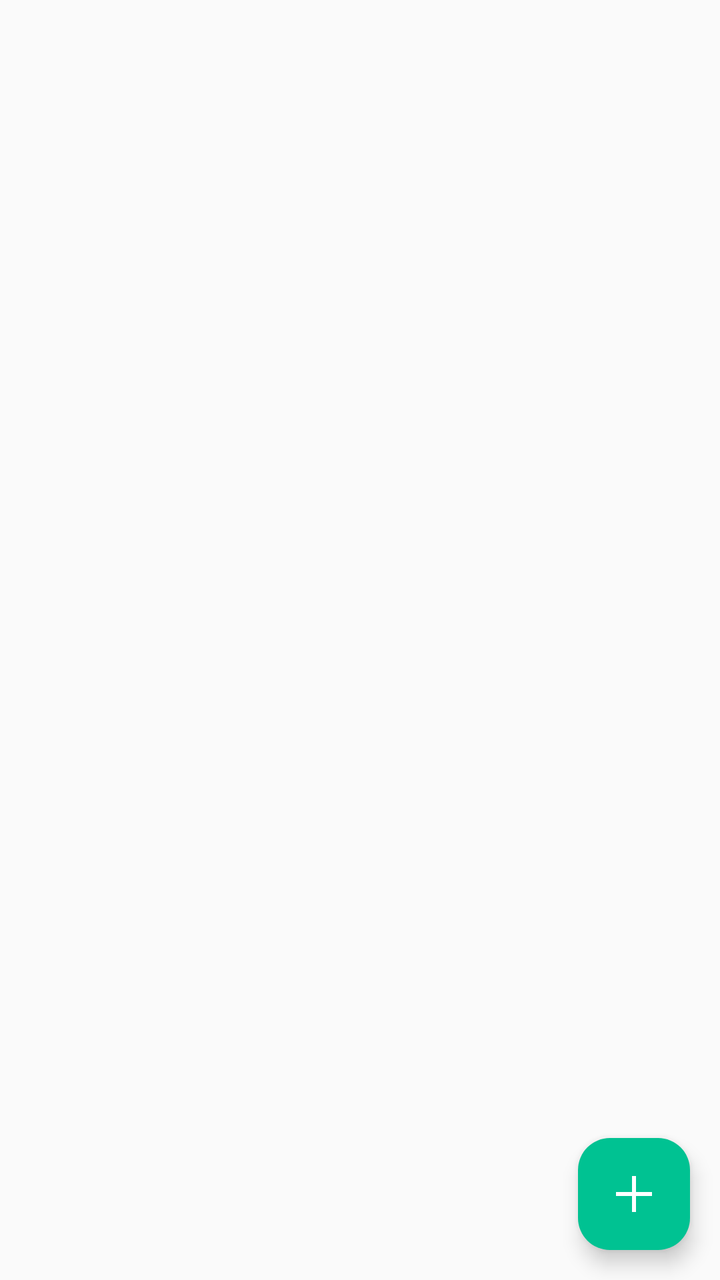
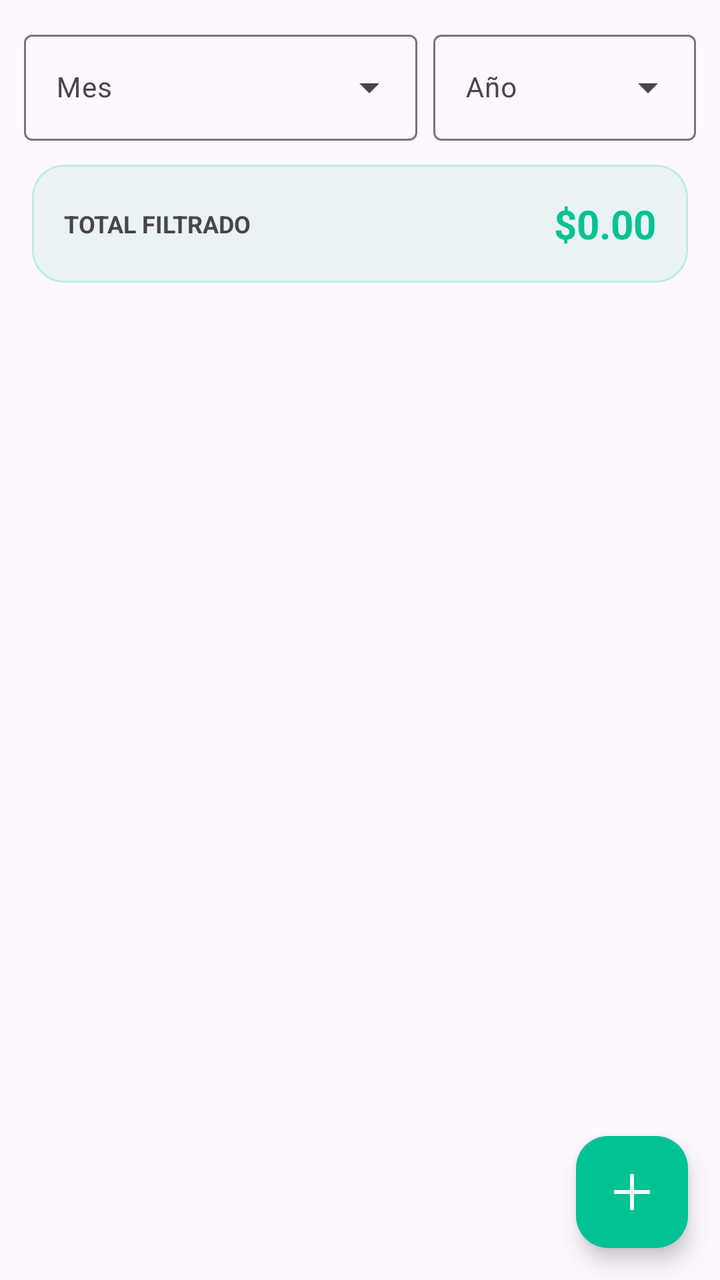

Two renders of the same Android screen: before a commit and after it. Below are the layout's source before the change and the commit's diff.
<!-- AndroidManifest.xml: application theme Theme.MyLittleFinanControl -->
<!-- res/layout/fragment_movimiento.xml -->
<?xml version="1.0" encoding="utf-8"?>
<RelativeLayout xmlns:android="http://schemas.android.com/apk/res/android"
    xmlns:tools="http://schemas.android.com/tools"
    android:layout_width="match_parent"
    android:layout_height="match_parent"
    xmlns:app="http://schemas.android.com/apk/res-auto"
    android:id="@+id/main"
    tools:context=".Fragmentos.FragmentMovimiento">

    <androidx.recyclerview.widget.RecyclerView
        android:id="@+id/notasRv"
        android:padding="15dp"
        tools:listitem="@layout/item_movimiento"
        android:layout_width="match_parent"
        android:layout_height="match_parent"/>

    <com.google.android.material.floatingactionbutton.FloatingActionButton
        android:id="@+id/FABAgregarNota"
        android:layout_alignParentBottom="true"
        android:layout_alignParentEnd="true"
        android:layout_marginBottom="15dp"
        android:layout_marginEnd="15dp"
        android:layout_marginStart="15dp"
        android:src="@drawable/ic_add"
        app:backgroundTint="@color/primary"
        app:tint="@color/white"
        android:layout_width="wrap_content"
        android:layout_height="wrap_content"
        />

</RelativeLayout>
<!-- res/layout/item_movimiento.xml (included above) -->
<?xml version="1.0" encoding="utf-8"?>
<com.google.android.material.card.MaterialCardView
    xmlns:android="http://schemas.android.com/apk/res/android"
    android:layout_width="match_parent"
    android:layout_height="wrap_content"
    xmlns:app="http://schemas.android.com/apk/res-auto"
    app:cardCornerRadius="8dp"
    app:cardElevation="4dp"
    app:cardUseCompatPadding="true">

    <androidx.appcompat.widget.LinearLayoutCompat
        android:layout_width="match_parent"
        android:layout_height="wrap_content"
        android:orientation="vertical"
        android:padding="15dp">

        <RelativeLayout
            android:layout_width="match_parent"
            android:layout_height="wrap_content"
            android:orientation="horizontal"
            android:layout_marginTop="10dp">

            <TextView
                android:id="@+id/item_descripcion"
                android:text="@string/item_descripcion"
                android:textStyle="bold"
                android:layout_marginBottom="10dp"
                android:layout_width="wrap_content"
                android:layout_height="wrap_content"/>

            <ImageView
                android:id="@+id/ivActualizar"
                android:layout_alignParentEnd="true"
                android:src="@drawable/ic_edit"
                app:tint="@color/secondary"
                android:layout_marginEnd="40dp"
                android:layout_width="25dp"
                android:layout_height="25dp"/>

            <ImageView
                android:id="@+id/ivEliminarMov"
                android:layout_alignParentEnd="true"
                android:src="@drawable/ic_delete"
                android:layout_marginEnd="10dp"
                app:tint="@color/secondary"
                android:layout_width="25dp"
                android:layout_height="25dp" />

        </RelativeLayout>

        <TextView
            android:id="@+id/item_valor"
            android:text="@string/item_valor"
            android:textStyle="bold"
            android:layout_marginBottom="10dp"
            android:layout_width="wrap_content"
            android:layout_height="wrap_content"
            android:textColor="@color/primary"/>

        <TextView
            android:id="@+id/item_tipo"
            android:text="@string/item_tipo"
            android:textStyle="bold"
            android:layout_width="wrap_content"
            android:layout_height="wrap_content"
            android:textColor="@color/primary"/>

    </androidx.appcompat.widget.LinearLayoutCompat>

</com.google.android.material.card.MaterialCardView>
<!-- resources referenced by this layout -->
<resources>
  <color name="primary">#00C292</color>
  <color name="secondary">#3A4750</color>
  <color name="white">#FFFFFFFF</color>
  <!-- drawable ic_add (drawable) -->
  <vector xmlns:android="http://schemas.android.com/apk/res/android" android:autoMirrored="true" android:height="24dp" android:tint="#1F4F98" android:viewportHeight="960" android:viewportWidth="960" android:width="24dp">
        
      <path android:fillColor="@android:color/white" android:pathData="M440,840L440,520L120,520L120,440L440,440L440,120L520,120L520,440L840,440L840,520L520,520L520,840L440,840Z"/>
      
  </vector>
  <!-- drawable ic_delete (drawable) -->
  <vector xmlns:android="http://schemas.android.com/apk/res/android" android:autoMirrored="true" android:height="24dp" android:tint="#1F4F98" android:viewportHeight="24" android:viewportWidth="24" android:width="24dp">
        
      <path android:fillColor="@android:color/white" android:pathData="M6,19c0,1.1 0.9,2 2,2h8c1.1,0 2,-0.9 2,-2V7H6v12zM19,4h-3.5l-1,-1h-5l-1,1H5v2h14V4z"/>
      
  </vector>
  <!-- drawable ic_edit (drawable) -->
  <vector xmlns:android="http://schemas.android.com/apk/res/android" android:autoMirrored="true" android:height="24dp" android:tint="#1F4F98" android:viewportHeight="24" android:viewportWidth="24" android:width="24dp">
        
      <path android:fillColor="@android:color/white" android:pathData="M3,17.25V21h3.75L17.81,9.94l-3.75,-3.75L3,17.25zM20.71,7.04c0.39,-0.39 0.39,-1.02 0,-1.41l-2.34,-2.34c-0.39,-0.39 -1.02,-0.39 -1.41,0l-1.83,1.83 3.75,3.75 1.83,-1.83z"/>
      
  </vector>
  <string name="item_descripcion">Descripcion</string>
  <string name="item_tipo">Tipo de registro</string>
  <string name="item_valor">Valor</string>
  <style name="Theme.MyLittleFinanControl" parent="Base.Theme.MyLittleFinanControl" />
  <style name="Base.Theme.MyLittleFinanControl" parent="Theme.Material3.DayNight.NoActionBar">
          
          <item name="colorPrimary">@color/primary</item>
          <item name="colorOnPrimary">@color/white</item>
          <item name="colorSecondary">@color/secondary</item>
          <item name="colorOnSecondary">@color/white</item>
          
          
          <item name="android:windowBackground">@color/background_light</item>
          <item name="colorSurface">@color/background_light</item>
          
          
          <item name="colorError">@color/accent_alerta</item>
          
          
          <item name="android:statusBarColor">@color/background_light</item>
          <item name="android:windowLightStatusBar">true</item>
      </style>
  <color name="background_light">#FAFAFA</color>
  <color name="accent_alerta">#E55555</color>
</resources>

<!-- the commit's change to res/layout/fragment_movimiento.xml (unified diff, before → after) -->
@@ -1,32 +1,113 @@
 <?xml version="1.0" encoding="utf-8"?>
 <RelativeLayout xmlns:android="http://schemas.android.com/apk/res/android"
+    xmlns:app="http://schemas.android.com/apk/res-auto"
     xmlns:tools="http://schemas.android.com/tools"
     android:layout_width="match_parent"
     android:layout_height="match_parent"
-    xmlns:app="http://schemas.android.com/apk/res-auto"
-    android:id="@+id/main"
+    android:background="?android:attr/colorBackground"
     tools:context=".Fragmentos.FragmentMovimiento">
 
+    
+    <LinearLayout
+        android:id="@+id/ll_filtros"
+        android:layout_width="match_parent"
+        android:layout_height="wrap_content"
+        android:orientation="horizontal"
+        android:padding="12dp"
+        android:gravity="center_vertical">
+
+        <com.google.android.material.textfield.TextInputLayout
+            style="@style/Widget.Material3.TextInputLayout.OutlinedBox.ExposedDropdownMenu"
+            android:layout_width="0dp"
+            android:layout_height="wrap_content"
+            android:layout_weight="1.5"
+            android:layout_marginEnd="8dp"
+            android:hint="Mes">
+            <AutoCompleteTextView
+                android:id="@+id/auto_mes"
+                android:layout_width="match_parent"
+                android:layout_height="wrap_content"
+                android:inputType="none"
+                android:textSize="14sp" />
+        </com.google.android.material.textfield.TextInputLayout>
+
+        <com.google.android.material.textfield.TextInputLayout
+            style="@style/Widget.Material3.TextInputLayout.OutlinedBox.ExposedDropdownMenu"
+            android:layout_width="0dp"
+            android:layout_height="wrap_content"
+            android:layout_weight="1"
+            android:hint="Año">
+            <AutoCompleteTextView
+                android:id="@+id/auto_anio"
+                android:layout_width="match_parent"
+                android:layout_height="wrap_content"
+                android:inputType="none"
+                android:textSize="14sp" />
+        </com.google.android.material.textfield.TextInputLayout>
+    </LinearLayout>
+
+    
+    <com.google.android.material.card.MaterialCardView
+        android:id="@+id/cv_resumen_mov"
+        android:layout_width="match_parent"
+        android:layout_height="wrap_content"
+        android:layout_below="@id/ll_filtros"
+        android:layout_marginHorizontal="16dp"
+        android:layout_marginBottom="8dp"
+        app:cardCornerRadius="16dp"
+        app:cardElevation="0dp"
+        app:cardBackgroundColor="#1500C292"
+        app:strokeWidth="1dp"
+        app:strokeColor="#3000C292">
+
+        <LinearLayout
+            android:layout_width="match_parent"
+            android:layout_height="wrap_content"
+            android:orientation="horizontal"
+            android:padding="16dp"
+            android:gravity="center_vertical">
+
+            <TextView
+                android:layout_width="0dp"
+                android:layout_height="wrap_content"
+                android:layout_weight="1"
+                android:text="TOTAL FILTRADO"
+                android:textSize="12sp"
+                android:textColor="?attr/colorOnSurfaceVariant"
+                android:textStyle="bold" />
+
+            <TextView
+                android:id="@+id/tv_total_mov_monto"
+                android:layout_width="wrap_content"
+                android:layout_height="wrap_content"
+                android:text="$0.00"
+                android:textSize="20sp"
+                android:textColor="@color/primary"
+                android:textStyle="bold"/>
+        </LinearLayout>
+    </com.google.android.material.card.MaterialCardView>
+
+    
     <androidx.recyclerview.widget.RecyclerView
         android:id="@+id/notasRv"
-        android:padding="15dp"
-        tools:listitem="@layout/item_movimiento"
         android:layout_width="match_parent"
-        android:layout_height="match_parent"/>
+        android:layout_height="match_parent"
+        android:layout_below="@id/cv_resumen_mov"
+        android:clipToPadding="false"
+        android:paddingBottom="80dp"
+        tools:listitem="@layout/item_movimiento" />
 
+    
     <com.google.android.material.floatingactionbutton.FloatingActionButton
         android:id="@+id/FABAgregarNota"
+        android:layout_width="wrap_content"
+        android:layout_height="wrap_content"
+        android:layout_alignParentEnd="true"
         android:layout_alignParentBottom="true"
-        android:layout_alignParentEnd="true"
-        android:layout_marginBottom="15dp"
-        android:layout_marginEnd="15dp"
-        android:layout_marginStart="15dp"
+        android:layout_margin="16dp"
         android:src="@drawable/ic_add"
         app:backgroundTint="@color/primary"
-        app:tint="@color/white"
-        android:layout_width="wrap_content"
-        android:layout_height="wrap_content"
-        />
+        app:tint="@color/white" />
 
 </RelativeLayout>
 <!-- res/layout/item_movimiento.xml (included above) -->
